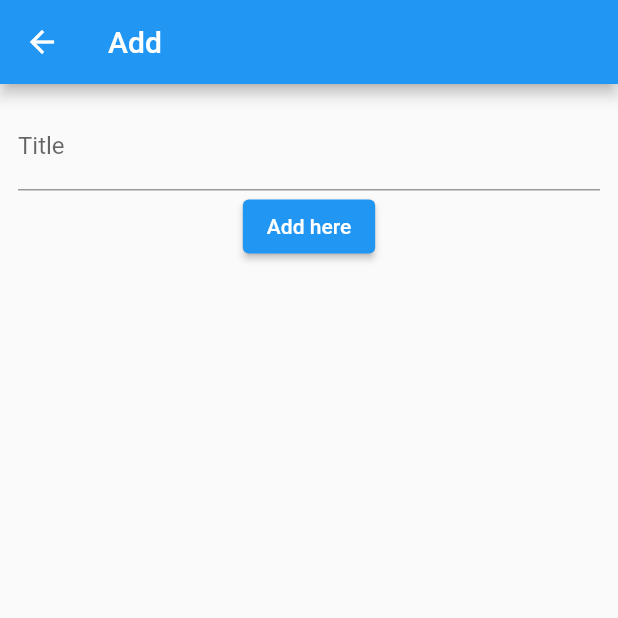
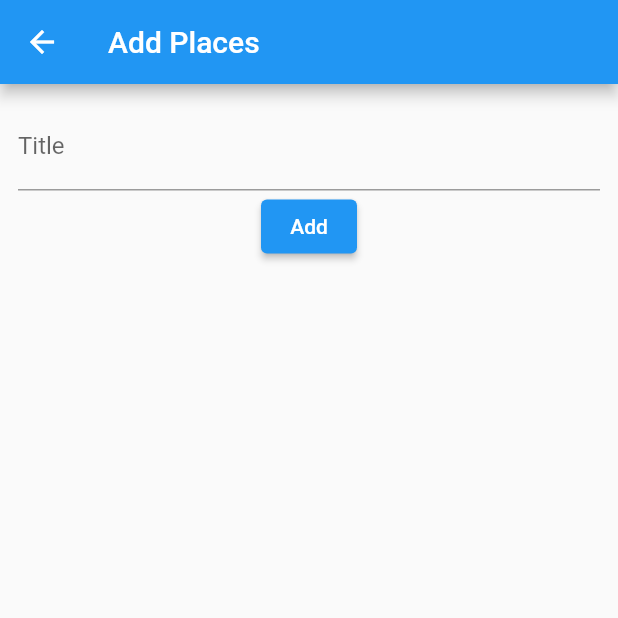
Before and after one commit to iHamza7/Native-features, a Flutter app: the AddPlaceScreen screen opened directly, on a phone screen of 412 x 824 dp, the top half of it. Run offline on Flutter 3.47's test engine with Material 2 defaults, Android fonts, the phone set to English and light mode, and no system bars.

Commit message:
lib changed

```diff
--- a/lib/screens/addplacesscreen.dart
+++ b/lib/screens/addplacesscreen.dart
@@ -20,7 +20,7 @@ class _AddPlaceScreenState extends State<AddPlaceScreen> {
   Widget build(BuildContext context) {
     return Scaffold(
       appBar: AppBar(
-        title: const Text('Add'),
+        title: const Text('Add Places'),
       ),
       body: SingleChildScrollView(
         padding: const EdgeInsets.all(12),
@@ -32,7 +32,7 @@ class _AddPlaceScreenState extends State<AddPlaceScreen> {
             ),
             ElevatedButton(
               onPressed: () {},
-              child: const Text('Add here'),
+              child: const Text('Add'),
             ),
           ],
         ),
```
